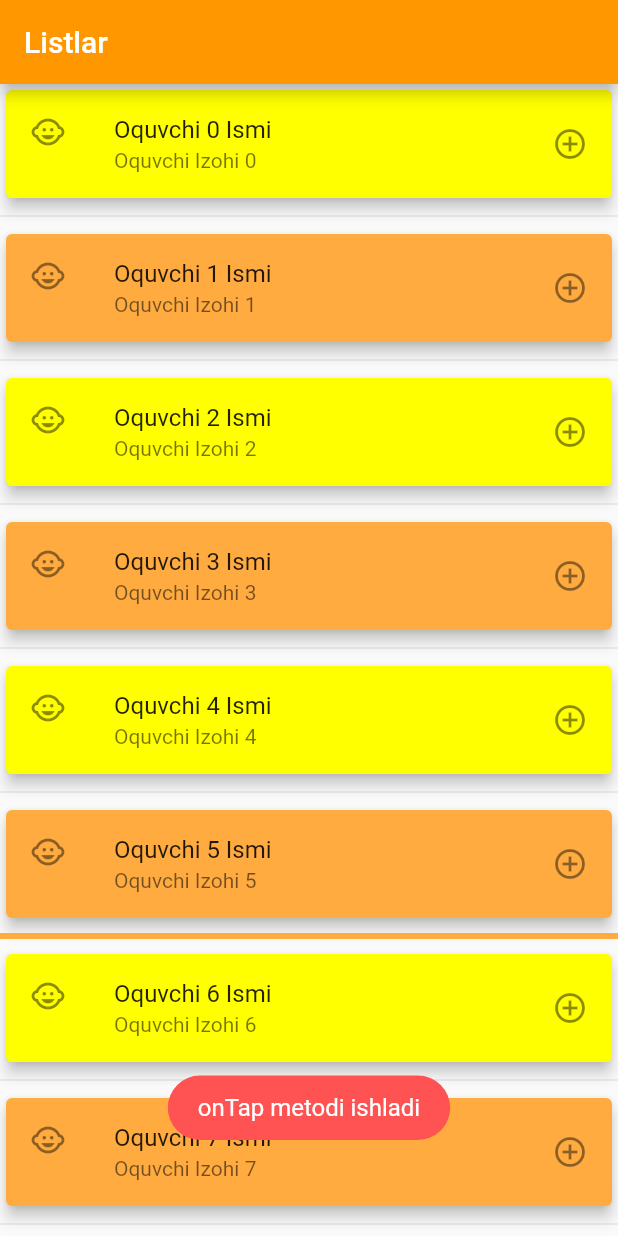
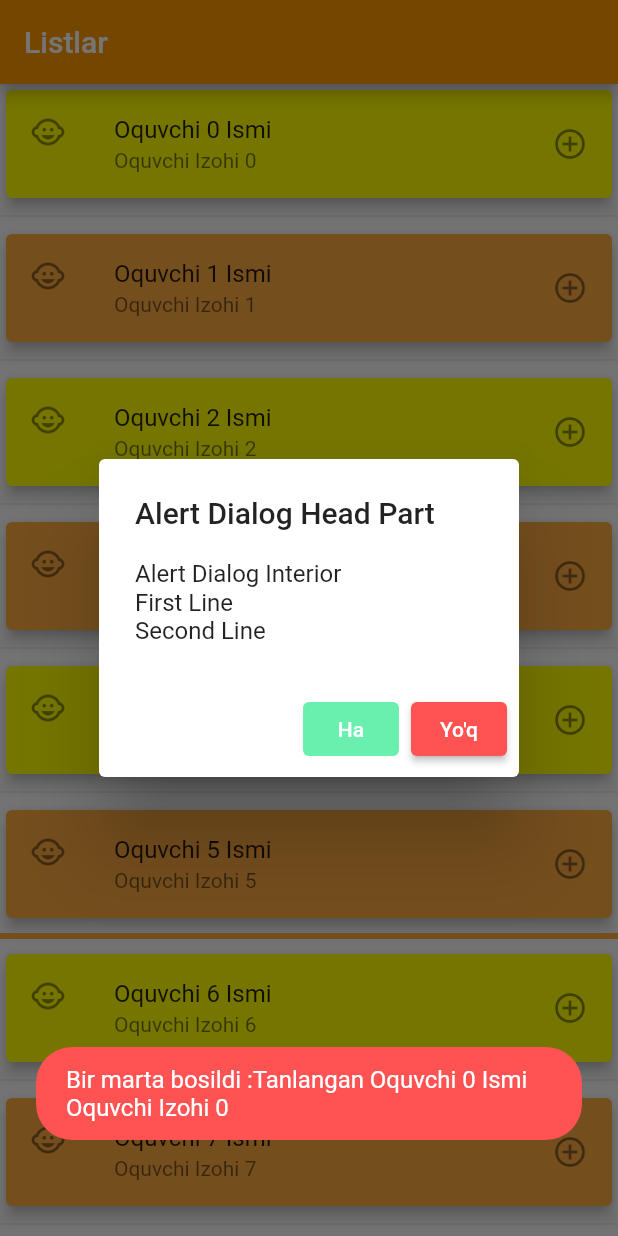
Before and after one commit to xumoyunde/flutter_app, a Flutter app: the screen it shows after launch, after a tap on an icon or button, on a phone screen of 412 x 824 dp. Run offline on Flutter 3.47's test engine with Material 2 defaults, Android fonts, the phone set to English and light mode, and no system bars; our stand-ins replace fluttertoast.

Commit message:
58-dars tugadi

```diff
--- a/lib/ui/YangiListOrnaklari.dart
+++ b/lib/ui/YangiListOrnaklari.dart
@@ -6,12 +6,11 @@ class YangiListOrnaklari extends StatelessWidget {
 
   @override
   Widget build(BuildContext context) {
-
     oquvchiMalumotlariniKeltir();
 
     return ListView.separated(
-      separatorBuilder: (context, index){
-        if(index%5 == 0 && index != 0){
+      separatorBuilder: (context, index) {
+        if (index % 5 == 0 && index != 0) {
           return Divider(
             thickness: 4,
             color: Colors.orangeAccent,
@@ -23,34 +22,24 @@ class YangiListOrnaklari extends StatelessWidget {
       itemCount: 50,
       itemBuilder: (context, index) {
         return Card(
-          color: index%2 == 0 ? Colors.yellowAccent : Colors.orangeAccent,
+          color: index % 2 == 0 ? Colors.yellowAccent : Colors.orangeAccent,
           elevation: 4,
           child: ListTile(
             leading: Icon(Icons.child_care),
             title: Text(hammaOquvchilar[index]._ism),
             subtitle: Text(hammaOquvchilar[index]._izoh),
             trailing: Icon(Icons.add_circle_outline),
-            onTap: (){
-              debugPrint('onTap ishladi');
-              Fluttertoast.showToast(
-                msg: 'onTap metodi ishladi',
-                gravity: ToastGravity.BOTTOM,
-                toastLength: Toast.LENGTH_SHORT,
-                backgroundColor: Colors.redAccent,
-                textColor: Colors.white,
-                fontSize: 16.0,
+            onTap: () {
+              debugPrint(
+                hammaOquvchilar[index].toString(),
               );
+              toastMessageKorsat(index, false);
+              alertDialogKorsat(context);
             },
-            onLongPress: (){
+            onLongPress: () {
               debugPrint('onLongPress ishladi');
-              Fluttertoast.showToast(
-                msg: 'onLongPress metodi ishladi',
-                gravity: ToastGravity.BOTTOM,
-                toastLength: Toast.LENGTH_SHORT,
-                backgroundColor: Colors.redAccent,
-                textColor: Colors.white,
-                fontSize: 16.0,
-              );
+              toastMessageKorsat(index, true);
+              alertDialogKorsat(context);
             },
           ),
         );
@@ -60,10 +49,55 @@ class YangiListOrnaklari extends StatelessWidget {
 
   void oquvchiMalumotlariniKeltir() {
     hammaOquvchilar = List.generate(
-      50, (index) => Oquvchi(
-        'Oquvchi $index Ismi',
-        'Oquvchi Izohi $index',
-         index % 2 == 0 ? true : false),
+      50,
+      (index) => Oquvchi('Oquvchi $index Ismi', 'Oquvchi Izohi $index',
+          index % 2 == 0 ? true : false),
+    );
+  }
+
+  void alertDialogKorsat(BuildContext ctx){
+    showDialog(
+      context: ctx,
+      barrierDismissible: true,
+      builder: (ctx) {
+        return AlertDialog(
+          title: Text('Alert Dialog Head Part'),
+          content: SingleChildScrollView(
+            child: ListBody (
+              children: <Widget>[
+                Text('Alert Dialog Interior \nFirst Line \nSecond Line',),
+              ],
+            ),
+          ),
+          actions: <Widget>[
+            TextButton(
+              style: TextButton.styleFrom(backgroundColor: Colors.greenAccent,),
+              onPressed: () {
+                print('bosildi');
+              },
+              child: Text('Ha', style: TextStyle(color: Colors.white),),
+            ),
+            ElevatedButton(
+              style: ElevatedButton.styleFrom(backgroundColor: Colors.redAccent,),
+              onPressed: (){
+                Navigator.of(ctx).pop();
+              },
+              child: Text("Yo'q", style: TextStyle(color: Colors.white),),
+            )
+          ],
+        );
+      }
+    );
+  }
+
+  void toastMessageKorsat(int index, bool uzunBosilish) {
+    Fluttertoast.showToast(
+      msg: uzunBosilish ? 'Uzun bosildi :' + hammaOquvchilar[index].toString() : 'Bir marta bosildi :' + hammaOquvchilar[index].toString(),
+      gravity: ToastGravity.BOTTOM,
+      toastLength: Toast.LENGTH_SHORT,
+      backgroundColor: Colors.redAccent,
+      textColor: Colors.white,
+      fontSize: 16.0,
     );
   }
 }
@@ -74,4 +108,9 @@ class Oquvchi {
   bool _jinsi = true;
 
   Oquvchi(this._ism, this._izoh, this._jinsi);
+
+  @override
+  String toString() {
+    return 'Tanlangan $_ism $_izoh';
+  }
 }
```
Also changed, not shown: 3 other files.
